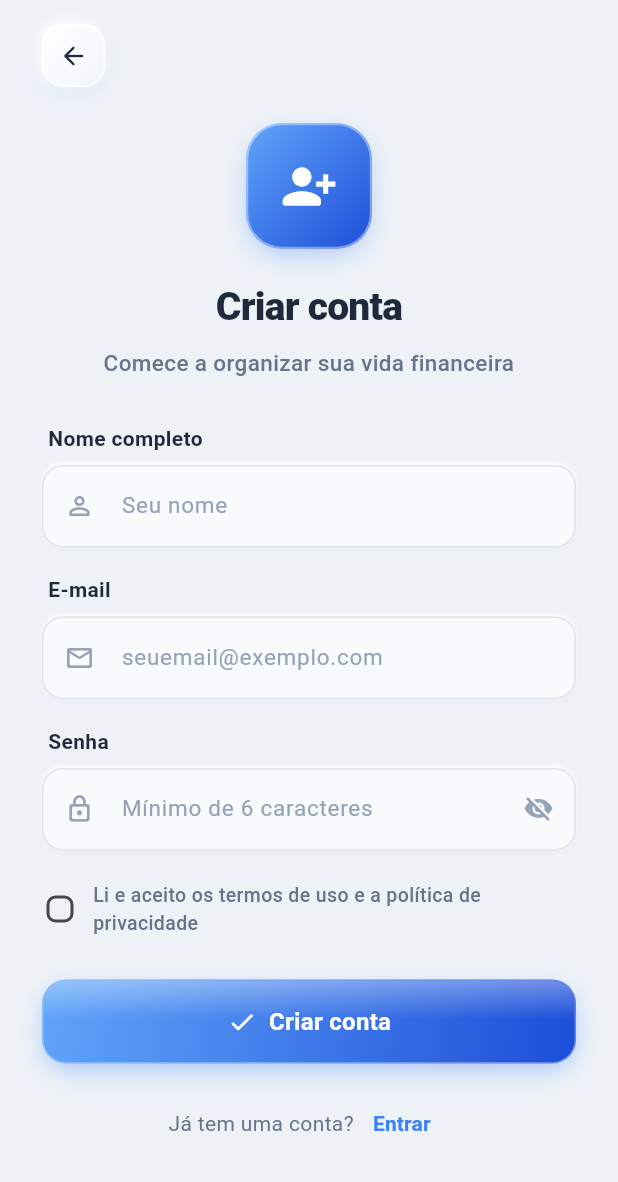
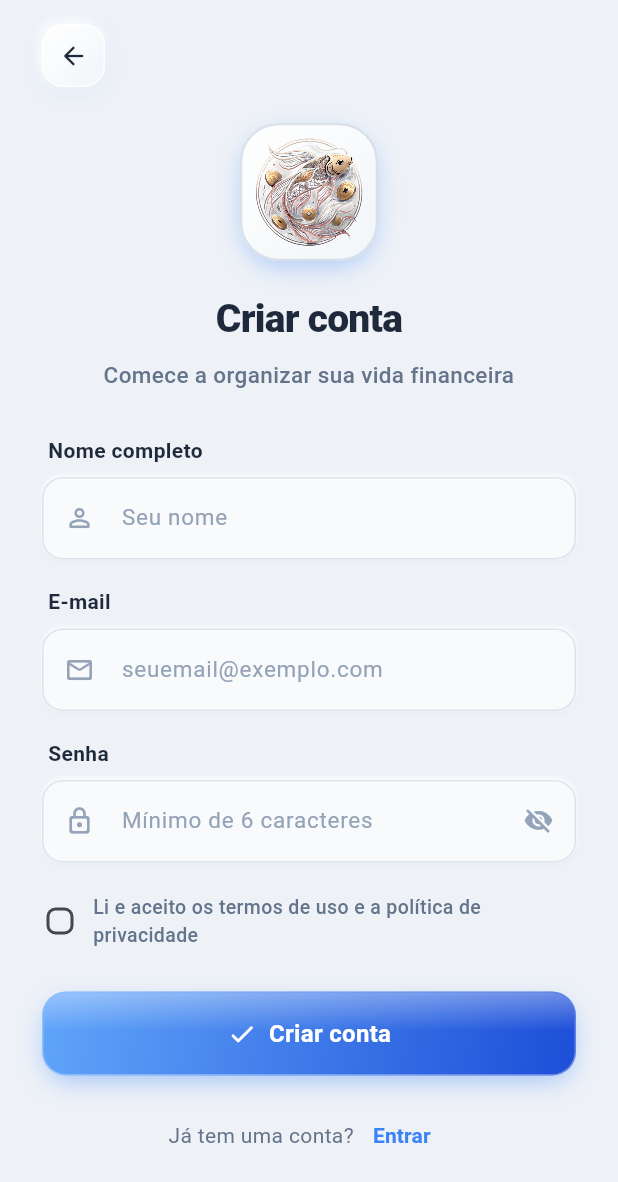
Before and after one commit to millanzz/ProjetoFinUp, a Flutter app: the screen it shows after launch, after a tap on "Cadastre-se", on a phone screen of 412 x 824 dp. Shown: the top 1182 px of the screen. Run offline on Flutter 3.47's test engine with Material 3 defaults, Android fonts, the phone set to English and light mode, and no system bars; our stand-ins replace fl_chart, shared_preferences; network calls fail.

Commit message:
aJUSTE NAV E ADD LOGO

```diff
--- a/frontend/lib/screens/login_screen.dart
+++ b/frontend/lib/screens/login_screen.dart
@@ -5,6 +5,7 @@ import '../services/auth_service.dart';
 import '../services/api_client.dart';
 import '../services/lancamento_service.dart';
 import '../services/categoria_service.dart';
+import '../widgets/app_logo.dart';
 import '../widgets/skeu_button.dart';
 import '../widgets/skeu_input.dart';
 
@@ -71,7 +72,8 @@ class _LoginScreenState extends State<LoginScreen> {
     } catch (_) {
       if (mounted) {
         _mostrarErro(
-          "Não foi possível conectar ao servidor. Verifique se o back-end está rodando.",
+          "Não foi possível conectar ao servidor. "
+          "Verifique se o back-end está rodando.",
         );
       }
     } finally {
@@ -91,27 +93,8 @@ class _LoginScreenState extends State<LoginScreen> {
               mainAxisAlignment: MainAxisAlignment.center,
               crossAxisAlignment: CrossAxisAlignment.stretch,
               children: [
-                // Logo skeuomórfico
-                Center(
-                  child: Container(
-                    width: 96,
-                    height: 96,
-                    decoration: BoxDecoration(
-                      gradient: AppTheme.primaryGradient,
-                      borderRadius: BorderRadius.circular(28),
-                      border: Border.all(
-                        color: Colors.white.withOpacity(0.4),
-                        width: 1.5,
-                      ),
-                      boxShadow: AppTheme.blueShadow,
-                    ),
-                    child: const Icon(
-                      Icons.account_balance_wallet_rounded,
-                      color: Colors.white,
-                      size: 44,
-                    ),
-                  ),
-                ),
+                // Logo do app
+                const Center(child: AppLogo(size: 116)),
                 const SizedBox(height: 24),
                 const Text(
                   "Seja bem-vindo!",
--- a/frontend/lib/screens/register_screen.dart
+++ b/frontend/lib/screens/register_screen.dart
@@ -5,6 +5,7 @@ import '../services/auth_service.dart';
 import '../services/api_client.dart';
 import '../services/lancamento_service.dart';
 import '../services/categoria_service.dart';
+import '../widgets/app_logo.dart';
 import '../widgets/skeu_button.dart';
 import '../widgets/skeu_input.dart';
 
@@ -84,7 +85,8 @@ class _RegisterScreenState extends State<RegisterScreen> {
     } catch (_) {
       if (mounted) {
         _mostrarErro(
-          "Não foi possível conectar ao servidor. Verifique se o back-end está rodando.",
+          "Não foi possível conectar ao servidor. "
+          "Verifique se o back-end está rodando.",
         );
       }
     } finally {
@@ -126,26 +128,8 @@ class _RegisterScreenState extends State<RegisterScreen> {
                 ],
               ),
               const SizedBox(height: 24),
-              Center(
-                child: Container(
-                  width: 84,
-                  height: 84,
-                  decoration: BoxDecoration(
-                    gradient: AppTheme.primaryGradient,
-                    borderRadius: BorderRadius.circular(24),
-                    border: Border.all(
-                      color: Colors.white.withOpacity(0.4),
-                      width: 1.5,
-                    ),
-                    boxShadow: AppTheme.blueShadow,
-                  ),
-                  child: const Icon(
-                    Icons.person_add_alt_1_rounded,
-                    color: Colors.white,
-                    size: 38,
-                  ),
-                ),
-              ),
+              // Logo do app
+              const Center(child: AppLogo(size: 92)),
               const SizedBox(height: 20),
               const Text(
                 "Criar conta",
@@ -263,6 +247,7 @@ class _RegisterScreenState extends State<RegisterScreen> {
                   ),
                 ],
               ),
+              const SizedBox(height: 12),
             ],
           ),
         ),
--- /dev/null
+++ b/frontend/lib/widgets/app_logo.dart
@@ -0,0 +1,62 @@
+import 'package:flutter/material.dart';
+import '../core/app_theme.dart';
+
+/// Logo do app (koi) — usado no lugar do antigo ícone de carteira.
+///
+/// Uso:
+///   const AppLogo(size: 116)                          -> cartão claro (login)
+///   const AppLogo(size: 36, sobreFundoEscuro: true)   -> sobre gradiente azul
+///   const AppLogo(size: 40, comCartao: false)         -> só a imagem
+class AppLogo extends StatelessWidget {
+  /// Tamanho total do widget (largura = altura).
+  final double size;
+
+  /// Se `true`, desenha o "cartão" skeuomórfico atrás da imagem.
+  final bool comCartao;
+
+  /// Use `true` quando o logo ficar sobre um fundo colorido/escuro
+  /// (ex.: dentro do card azul de saldo).
+  final bool sobreFundoEscuro;
+
+  const AppLogo({
+    super.key,
+    this.size = 116,
+    this.comCartao = true,
+    this.sobreFundoEscuro = false,
+  });
+
+  /// Caminho do asset — declarado aqui para não repetir a string pelo app.
+  static const String assetPath = 'assets/images/logo_finup_koi.png';
+
+  @override
+  Widget build(BuildContext context) {
+    final imagem = Image.asset(
+      assetPath,
+      fit: BoxFit.contain,
+      filterQuality: FilterQuality.high,
+    );
+
+    if (!comCartao) {
+      return SizedBox(width: size, height: size, child: imagem);
+    }
+
+    return Container(
+      width: size,
+      height: size,
+      padding: EdgeInsets.all(size * 0.07),
+      decoration: BoxDecoration(
+        gradient: sobreFundoEscuro ? null : AppTheme.cardLightGradient,
+        color: sobreFundoEscuro ? Colors.white.withOpacity(0.92) : null,
+        borderRadius: BorderRadius.circular(size * 0.28),
+        border: Border.all(
+          color: sobreFundoEscuro
+              ? Colors.white.withOpacity(0.6)
+              : AppTheme.silverMist.withOpacity(0.7),
+          width: 1.5,
+        ),
+        boxShadow: sobreFundoEscuro ? null : AppTheme.blueShadow,
+      ),
+      child: imagem,
+    );
+  }
+}
--- a/frontend/pubspec.yaml
+++ b/frontend/pubspec.yaml
@@ -22,3 +22,6 @@ dev_dependencies:
 
 flutter:
   uses-material-design: true
+
+  assets:
+    - assets/images/
```
Also changed, not shown: frontend/lib/screens/home_screen.dart (+19 -2 lines), frontend/lib/screens/main_navigation_screen.dart (+73 -15 lines), frontend/lib/widgets/tela_header.dart (added, +73 -0 lines), frontend/assets/images/logo_finup_koi.png (added).
